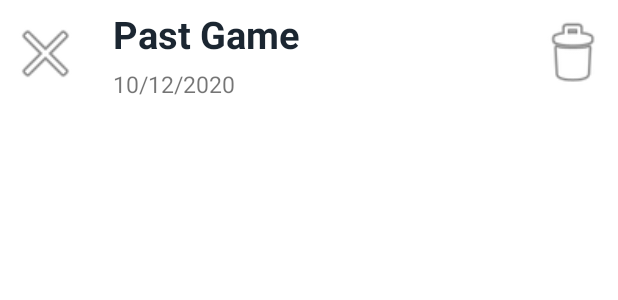
After one commit to Bggoranoff/micro-chess, an Android app: the layout game_list_row.xml on its own in the app's theme, with its tools: preview values and no code run, on a phone screen of 412 x 824 dp. The commit adds this screen. Shown: the top 300 px of the screen. Run offline under Robolectric (Android 15) with nearby library versions, the phone set to English and light mode, and no system bars.

Commit message:
Feat: past games list row layout

```diff
--- /dev/null
+++ b/app/src/main/res/layout/game_list_row.xml
@@ -0,0 +1,52 @@
+<?xml version="1.0" encoding="utf-8"?>
+<RelativeLayout xmlns:android="http://schemas.android.com/apk/res/android"
+    android:layout_width="fill_parent"
+    android:layout_height="wrap_content"
+    android:background="@color/white"
+    android:orientation="horizontal"
+    android:padding="5dp">
+
+    <ImageView
+        android:id="@+id/gameListIcon"
+        android:layout_width="50dp"
+        android:layout_height="50dp"
+        android:layout_alignParentStart="true"
+        android:layout_centerVertical="true"
+        android:src="@android:drawable/ic_menu_close_clear_cancel"
+        android:contentDescription="@string/past_game" />
+
+    <TextView
+        android:id="@+id/gameTitle"
+        android:layout_width="wrap_content"
+        android:layout_height="wrap_content"
+        android:layout_alignTop="@+id/gameListIcon"
+        android:layout_toEndOf="@+id/gameListIcon"
+        android:layout_toStartOf="@+id/gameDeleteIcon"
+        android:text="@string/past_game"
+        android:textSize="25sp"
+        android:layout_marginStart="20dp"
+        android:textStyle="bold"
+        android:textColor="@color/black" />
+
+    <TextView
+        android:id="@+id/gameTime"
+        android:layout_width="wrap_content"
+        android:layout_height="wrap_content"
+        android:layout_below="@+id/gameTitle"
+        android:layout_toEndOf="@+id/gameListIcon"
+        android:layout_toStartOf="@+id/gameDeleteIcon"
+        android:layout_marginStart="20dp"
+        android:layout_marginTop="5dp"
+        android:textSize="15sp"
+        android:text="@string/default_date" />
+
+    <ImageView
+        android:id="@+id/gameDeleteIcon"
+        android:layout_width="50dp"
+        android:layout_height="50dp"
+        android:src="@android:drawable/ic_menu_delete"
+        android:layout_alignParentEnd="true"
+        android:layout_centerVertical="true"
+        android:contentDescription="@string/delete" />
+
+</RelativeLayout>
--- a/app/src/main/res/values/strings.xml
+++ b/app/src/main/res/values/strings.xml
@@ -36,4 +36,7 @@
     <string name="take_back">Take Back</string>
 
     <string name="past_games">Past Games</string>
+    <string name="past_game">Past Game</string>
+    <string name="default_date">10/12/2020</string>
+    <string name="delete">Delete</string>
 </resources>
```
